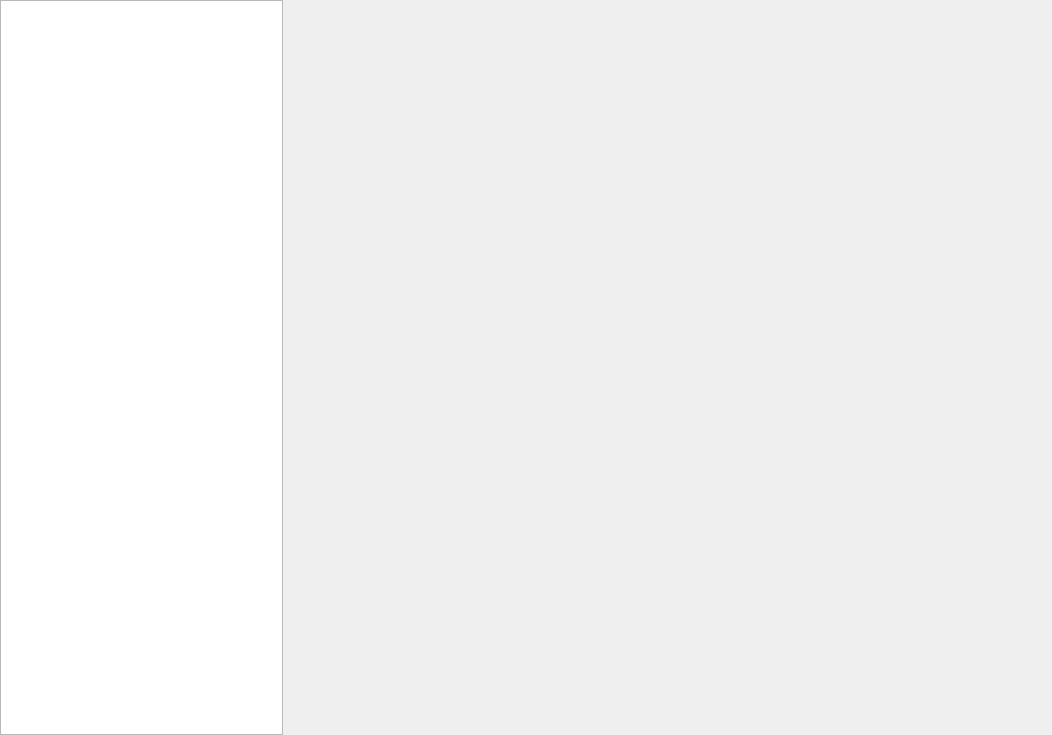
Before: the Qt Designer form plugins/network/src/plugin/cpanel-network-widget.ui in openeuler-mirror/kiran-control-panel, drawn with Qt 5.
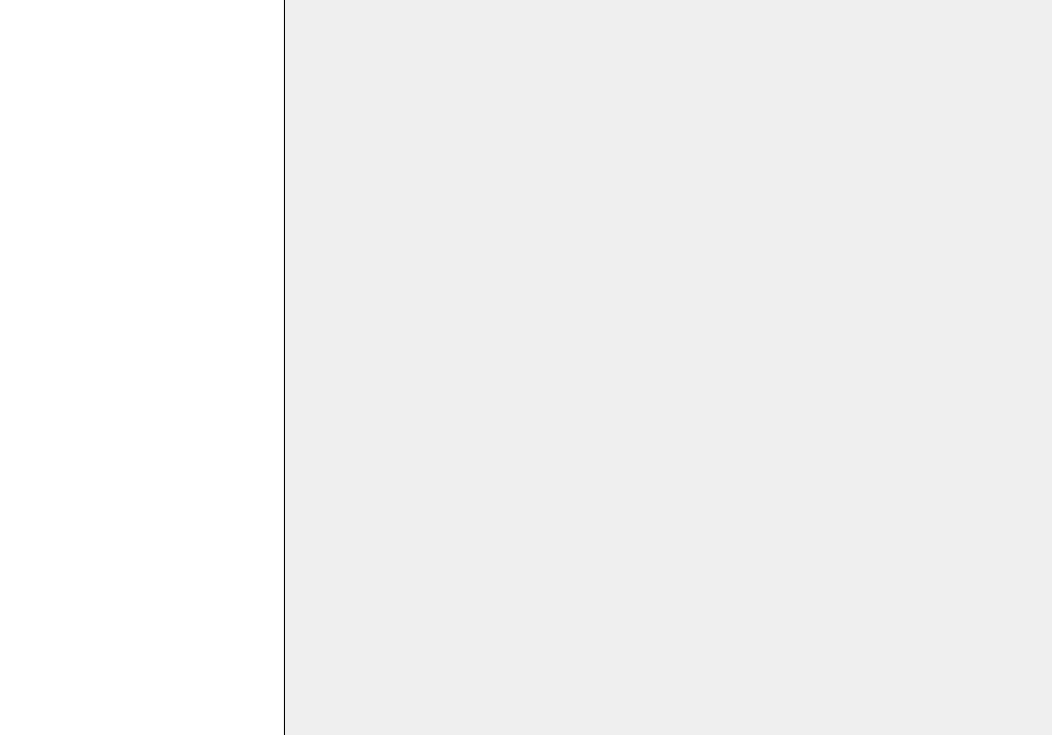
After: the same form once the commit is applied. Custom widgets are drawn as their Qt base class.

Commit message:
fix(network):Simple input legitimacy verification of IPv4 and IPv6
- ipv4和ipv6的简单输入合法性校验

Diff of the .ui file:
```diff
--- a/plugins/network/src/plugin/cpanel-network-widget.ui
+++ b/plugins/network/src/plugin/cpanel-network-widget.ui
@@ -60,10 +60,29 @@
          <height>16777215</height>
         </size>
        </property>
+       <property name="frameShape">
+        <enum>QFrame::NoFrame</enum>
+       </property>
       </widget>
      </item>
     </layout>
    </item>
+   <item>
+    <widget class="QFrame" name="frame">
+     <property name="sizePolicy">
+      <sizepolicy hsizetype="Minimum" vsizetype="Expanding">
+       <horstretch>0</horstretch>
+       <verstretch>0</verstretch>
+      </sizepolicy>
+     </property>
+     <property name="frameShape">
+      <enum>QFrame::VLine</enum>
+     </property>
+     <property name="frameShadow">
+      <enum>QFrame::Plain</enum>
+     </property>
+    </widget>
+   </item>
    <item>
     <layout class="QVBoxLayout" name="m_verticalDeviceWidgetLayout">
      <property name="spacing">
@@ -71,6 +90,9 @@
      </property>
      <item>
       <widget class="QStackedWidget" name="stackedWidget">
+       <property name="frameShape">
+        <enum>QFrame::NoFrame</enum>
+       </property>
        <property name="currentIndex">
         <number>-1</number>
        </property>
```
Left out of the diff: 2 changed lines with no effect on the pictures. The commit also changes 6 other files.
